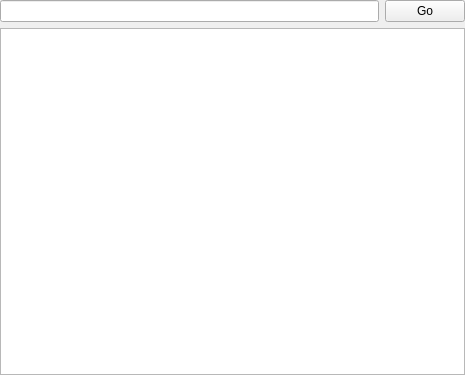
Above: src/Pane.ui from Riateche/ridual before the change. Below: the same form after it.
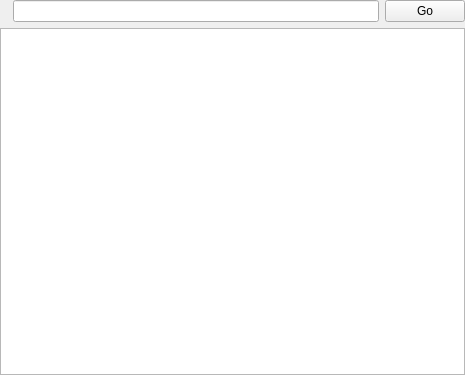
That is the form after the change.

Patch:
```diff
--- a/src/Pane.ui
+++ b/src/Pane.ui
@@ -19,6 +19,13 @@
    </property>
    <item>
     <layout class="QHBoxLayout" name="horizontalLayout">
+     <item>
+      <widget class="QLabel" name="loading_indicator">
+       <property name="text">
+        <string/>
+       </property>
+      </widget>
+     </item>
      <item>
       <widget class="QLineEdit" name="address"/>
      </item>
```
